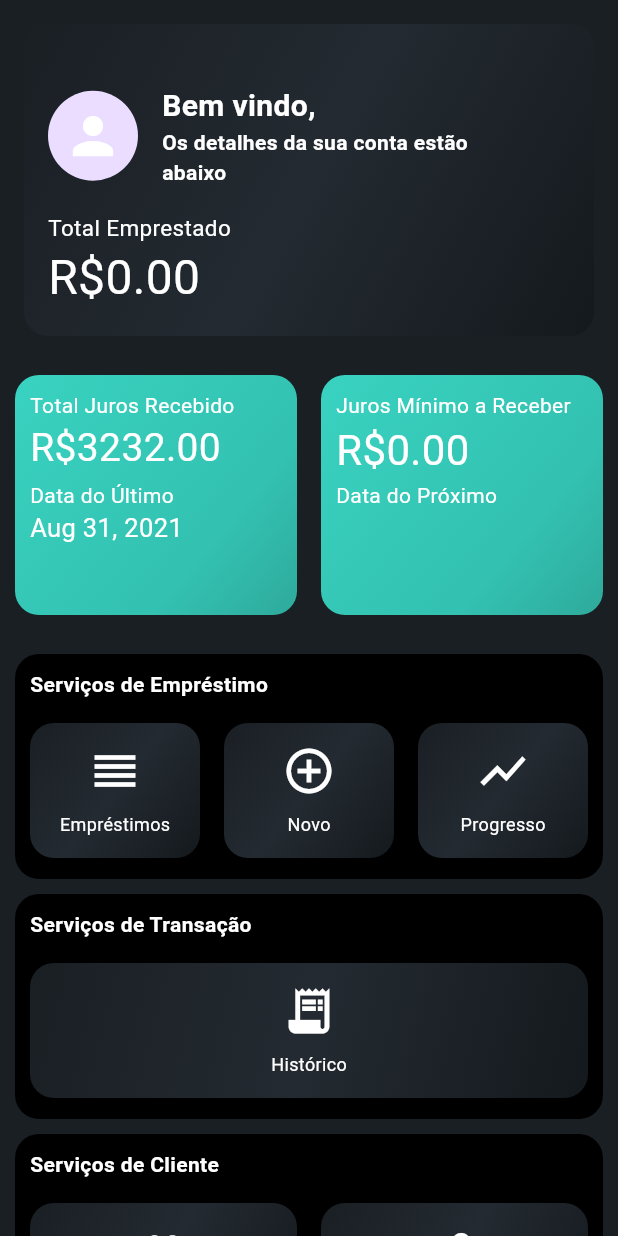
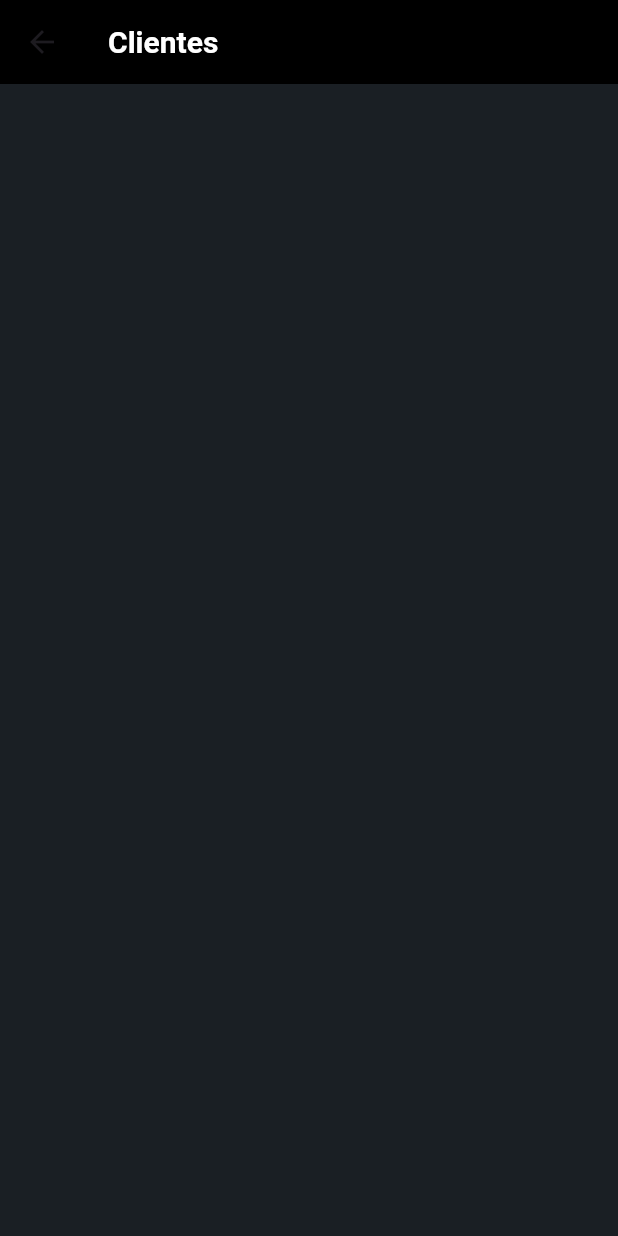
Before and after one commit to zergiocunha/emprestapro, a Flutter app: the HomePage screen opened directly, after a tap on "Clientes", on a phone screen of 412 x 824 dp. Run offline on Flutter 3.47's test engine with Material 3 defaults, Android fonts, the phone set to English and light mode, and no system bars; drawn by our look-alikes of auto_size_text; our stand-ins replace cached_network_image, cloud_firestore, firebase_auth, firebase_core, flutter_secure_storage, get_it; accounts and stored records are empty.

Commit message:
Adicionando tela de consumers

```diff
--- a/lib/app.dart
+++ b/lib/app.dart
@@ -1,5 +1,6 @@
 import 'package:emprestapro/common/constants/routes.dart';
 import 'package:emprestapro/features/consumer/add_consumer_page.dart';
+import 'package:emprestapro/features/consumer/consumers_page.dart';
 import 'package:emprestapro/features/home/home_page_view.dart';
 import 'package:emprestapro/features/loan/add_loan_page.dart';
 import 'package:emprestapro/features/loan/loans_page.dart';
@@ -26,6 +27,7 @@ class App extends StatelessWidget {
         NamedRoute.addConsumer: (context) => const AddConsumerPage(),
         NamedRoute.loans: (context) => const LoansPage(),
         NamedRoute.addTransaction: (context) => const AddTransactionPage(),
+        NamedRoute.consumers: (context) => const ConsumersPage(),
       },
     );
   }
--- a/lib/common/constants/routes.dart
+++ b/lib/common/constants/routes.dart
@@ -10,4 +10,5 @@ class NamedRoute {
   static const String addConsumer = "/add_consumer";
   static const String loans = "/loans";
   static const String addTransaction = "/add_transaction";
+  static const String consumers = "/consumers";
 }
--- a/lib/common/widgets/custom_floating_action_button.dart
+++ b/lib/common/widgets/custom_floating_action_button.dart
@@ -11,8 +11,8 @@ class CustomFloatingActionButton extends StatelessWidget {
   @override
   Widget build(BuildContext context) {
     return SizedBox(
-      height: 50,
-      width: 50,
+      height: 70,
+      width: 70,
       child: FloatingActionButton(
         backgroundColor: AppColors.primaryGreen,
         onPressed: () async {
--- /dev/null
+++ b/lib/features/consumer/consumers_page.dart
@@ -0,0 +1,67 @@
+import 'package:emprestapro/common/constants/app_collors.dart';
+import 'package:emprestapro/common/models/consumer_model.dart';
+import 'package:emprestapro/features/consumer/consumer_controller.dart';
+import 'package:emprestapro/features/consumer/widgets/consumer_container.dart';
+import 'package:emprestapro/features/home/home_controller.dart';
+import 'package:emprestapro/locator.dart';
+import 'package:flutter/material.dart';
+
+class ConsumersPage extends StatefulWidget {
+  const ConsumersPage({super.key});
+
+  @override
+  State<ConsumersPage> createState() => _ConsumersPageState();
+}
+
+class _ConsumersPageState extends State<ConsumersPage> {
+  final _consumerController = locator.get<HomeController>();
+
+  @override
+  Widget build(BuildContext context) {
+    final List<ConsumerModel> consumers = _consumerController.consumers;
+
+    return Scaffold(
+      resizeToAvoidBottomInset: false,
+      backgroundColor: AppColors.background,
+      appBar: AppBar(
+        backgroundColor: AppColors.secoundaryBackground,
+        elevation: 0,
+        shadowColor: AppColors.secoundaryBackground,
+        title: const Text(
+          'Clientes',
+          style: TextStyle(
+            color: AppColors.primaryText,
+            fontWeight: FontWeight.bold,
+            fontSize: 20,
+          ),
+        ),
+        centerTitle: false,
+      ),
+      body: Stack(
+        children: [
+          Positioned.fill(
+            child: ListView.separated(
+              padding: const EdgeInsets.only(top: 16, bottom: 10),
+              itemCount: consumers.length,
+              itemBuilder: (BuildContext context, int index) {
+                return Padding(
+                  padding: const EdgeInsets.symmetric(horizontal: 16),
+                  child: ConsumerContainer(
+                    consumerName: consumers[index].name ?? 'Cliente',
+                    phoneNumber: consumers[index].phone ?? 'Telefone não disponível',
+                    email: consumers[index].email ?? 'Email não disponível',
+                    imageUrl: consumers[index].imageUrl!,
+                  ),
+                );
+              },
+              separatorBuilder: (BuildContext context, int index) =>
+                  const Divider(
+                color: Colors.transparent,
+              ),
+            ),
+          ),
+        ],
+      ),
+    );
+  }
+}
--- a/lib/features/home/home_controller.dart
+++ b/lib/features/home/home_controller.dart
@@ -1,7 +1,9 @@
+import 'package:emprestapro/common/models/consumer_model.dart';
 import 'package:emprestapro/common/models/creditor_model.dart';
 import 'package:emprestapro/common/models/loan_model.dart';
 import 'package:emprestapro/common/models/user_model.dart';
 import 'package:emprestapro/features/home/home_state.dart';
+import 'package:emprestapro/repositories/consumer_repository.dart';
 import 'package:emprestapro/repositories/creditor_repository.dart';
 import 'package:emprestapro/repositories/loan_repository.dart';
 import 'package:emprestapro/services/secure_storage.dart';
@@ -12,13 +14,16 @@ class HomeController extends ChangeNotifier {
     required SecureStorageService secureStorageService,
     required CreditorRepository creditorRepository,
     required LoanRepository loanRepository,
+    required ConsumerRepository consumerRepository,
   })  : _creditorRepository = creditorRepository,
         _secureStorageService = secureStorageService,
+        _consumerRepository = consumerRepository,
         _loanRepository = loanRepository;
 
   final CreditorRepository _creditorRepository;
   final LoanRepository _loanRepository;
   final SecureStorageService _secureStorageService;
+  final ConsumerRepository _consumerRepository;
 
   HomeState _state = HomeInitialState();
   final ValueNotifier<bool> showFloatingButton = ValueNotifier<bool>(true);
@@ -32,6 +37,8 @@ class HomeController extends ChangeNotifier {
   UserModel get userModel => _userModel;
 
   List<LoanModel> loans = List.empty(growable: true);
+
+  List<ConsumerModel> consumers = List.empty(growable: true);
 
   late PageController _pageController;
   PageController get pageController => _pageController;
@@ -49,7 +56,6 @@ class HomeController extends ChangeNotifier {
     _pageController.jumpToPage(1);
   }
 
-
   Future<void> getUser() async {
     final data = await _secureStorageService.readOne(key: 'CURRENT_USER');
     _userModel = UserModel.fromJson(data ?? '');
@@ -58,8 +64,8 @@ class HomeController extends ChangeNotifier {
   Future<void> getCreditor() async {
     _changeState(HomeLoadingState());
 
-    final result =
-        await _creditorRepository.get(fieldName: 'userId', value: _userModel.uid!);
+    final result = await _creditorRepository.get(
+        fieldName: 'userId', value: _userModel.uid!);
 
     result.fold((error) => _changeState(HomeErrorState(message: error.message)),
         (creditorModel) {
@@ -79,4 +85,21 @@ class HomeController extends ChangeNotifier {
       _changeState(HomeSuccessState());
     });
   }
+
+  Future<void> getConsumersByCreditor() async {
+    _changeState(HomeLoadingState());
+
+    final result = await _consumerRepository.get(
+      fieldName: 'creditorId',
+      value: _creditorModel.uid!,
+    );
+
+    result.fold(
+      (error) => _changeState(HomeErrorState(message: error.message)),
+      (data) {
+        consumers = data;
+        _changeState(HomeSuccessState());
+      },
+    );
+  }
 }
--- a/lib/features/home/home_page.dart
+++ b/lib/features/home/home_page.dart
@@ -24,6 +24,7 @@ class _HomePageState extends State<HomePage> {
     await homeController.getUser();
     await homeController.getCreditor();
     await homeController.getLoansByCreditor();
+    await homeController.getConsumersByCreditor();
     if (mounted) setState(() {});
   }
 
@@ -232,7 +233,10 @@ class _HomePageState extends State<HomePage> {
                         QuickServiceContainer(
                           quickContainerIcon: Icons.people,
                           quickContainerTitle1: 'Clientes',
-                          onTap: () {},
+                          onTap: () async {
+                            await Navigator.pushNamed(
+                                context, NamedRoute.consumers);
+                          },
                         ),
                         const SizedBox(width: 16),
                         QuickServiceContainer(
--- a/lib/features/loan/loans_page.dart
+++ b/lib/features/loan/loans_page.dart
@@ -1,9 +1,9 @@
 import 'package:emprestapro/common/constants/app_collors.dart';
 import 'package:emprestapro/common/models/loan_model.dart';
 import 'package:emprestapro/common/utils/calculation.dart';
-import 'package:emprestapro/common/widgets/evolution_container.dart';
-import 'package:emprestapro/common/widgets/loan_container.dart';
-import 'package:emprestapro/common/widgets/loans_information_container.dart';
+import 'package:emprestapro/features/loan/widgets/evolution_container.dart';
+import 'package:emprestapro/features/loan/widgets/loan_container.dart';
+import 'package:emprestapro/features/loan/widgets/loans_information_container.dart';
 import 'package:emprestapro/features/home/home_controller.dart';
 import 'package:emprestapro/locator.dart';
 import 'package:flutter/material.dart';
--- a/lib/locator.dart
+++ b/lib/locator.dart
@@ -96,6 +96,7 @@ void setupDependencies() {
       secureStorageService: locator.get<SecureStorageService>(),
       creditorRepository: locator.get<CreditorRepository>(),
       loanRepository: locator.get<LoanRepository>(),
+      consumerRepository: locator.get<ConsumerRepository>(),
     ),
   );
 
```
Also changed, not shown: lib/features/consumer/widgets/consumer_container.dart (added, +90 -0 lines), lib/features/home/home_page_view.dart (+20 -16 lines), lib/features/loan/widgets/evolution_container.dart (renamed from lib/common/widgets/evolution_container.dart), lib/features/loan/widgets/loan_container.dart (renamed from lib/common/widgets/loan_container.dart), lib/features/loan/widgets/loans_information_container.dart (renamed from lib/common/widgets/loans_information_container.dart).
